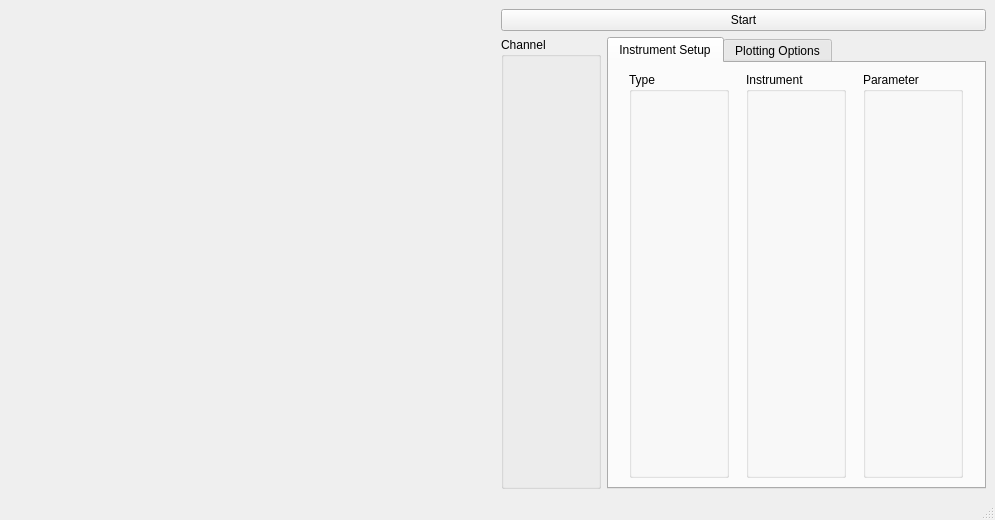
Before: the Qt Designer form recordsweep/recordsweep.ui in Keyanb/g2python, drawn with Qt 5.
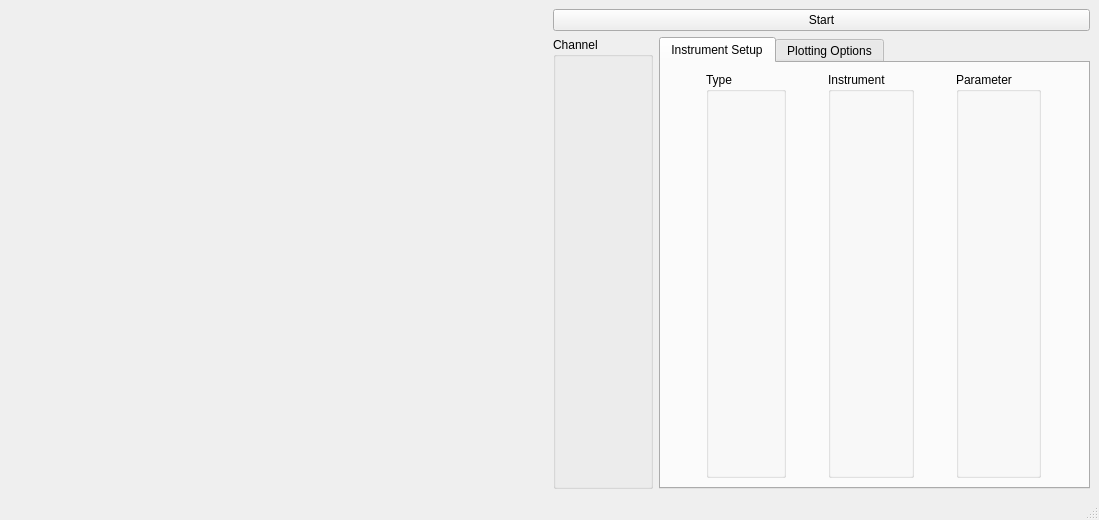
After: the same form once the commit is applied. The open tabs and pages were chosen to show the change. Custom widgets are drawn as their Qt base class.

The edit to the form file:
```diff
--- a/recordsweep/recordsweep.ui
+++ b/recordsweep/recordsweep.ui
@@ -6,7 +6,7 @@
    <rect>
     <x>0</x>
     <y>0</y>
-    <width>995</width>
+    <width>1099</width>
     <height>520</height>
    </rect>
   </property>
@@ -30,7 +30,7 @@
       <item>
        <widget class="QGroupBox" name="groupBox_Name">
         <property name="sizePolicy">
-         <sizepolicy hsizetype="Fixed" vsizetype="Preferred">
+         <sizepolicy hsizetype="Fixed" vsizetype="Expanding">
           <horstretch>0</horstretch>
           <verstretch>0</verstretch>
          </sizepolicy>
@@ -65,14 +65,14 @@
           <item>
            <widget class="QGroupBox" name="groupBox_Type">
             <property name="sizePolicy">
-             <sizepolicy hsizetype="Fixed" vsizetype="Preferred">
+             <sizepolicy hsizetype="Fixed" vsizetype="Expanding">
               <horstretch>0</horstretch>
               <verstretch>0</verstretch>
              </sizepolicy>
             </property>
             <property name="minimumSize">
              <size>
-              <width>100</width>
+              <width>80</width>
               <height>0</height>
              </size>
             </property>
@@ -84,14 +84,14 @@
           <item>
            <widget class="QGroupBox" name="groupBox_Instr">
             <property name="sizePolicy">
-             <sizepolicy hsizetype="Fixed" vsizetype="Preferred">
+             <sizepolicy hsizetype="Fixed" vsizetype="Expanding">
               <horstretch>0</horstretch>
               <verstretch>0</verstretch>
              </sizepolicy>
             </property>
             <property name="minimumSize">
              <size>
-              <width>100</width>
+              <width>80</width>
               <height>0</height>
              </size>
             </property>
@@ -103,14 +103,14 @@
           <item>
            <widget class="QGroupBox" name="groupBox_Param">
             <property name="sizePolicy">
-             <sizepolicy hsizetype="Fixed" vsizetype="Preferred">
+             <sizepolicy hsizetype="Fixed" vsizetype="Expanding">
               <horstretch>0</horstretch>
               <verstretch>0</verstretch>
              </sizepolicy>
             </property>
             <property name="minimumSize">
              <size>
-              <width>100</width>
+              <width>80</width>
               <height>0</height>
              </size>
             </property>
```
Left out of the diff: 18 changed lines with no effect on the pictures.
